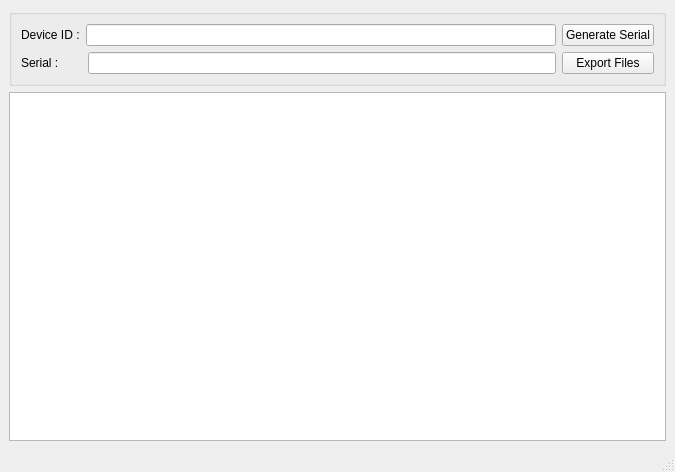
Qt form sgvcrypto.ui (gakramx/SgvCrypto) before a commit.
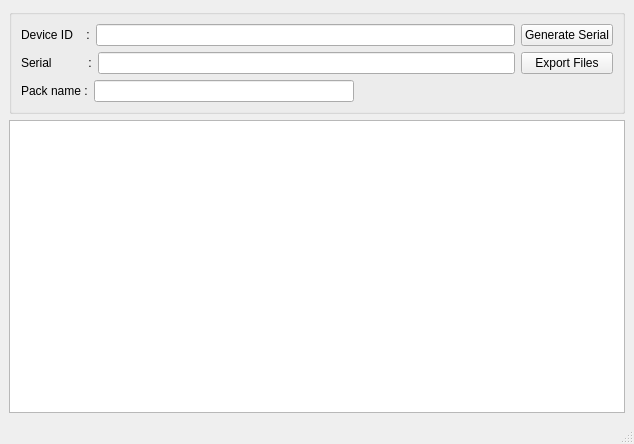
The same form after that commit.

Commit message: Add pack name line edit

The edit to the form file:
```diff
--- a/sgvcrypto.ui
+++ b/sgvcrypto.ui
@@ -6,29 +6,27 @@
    <rect>
     <x>0</x>
     <y>0</y>
-    <width>675</width>
-    <height>472</height>
+    <width>634</width>
+    <height>444</height>
    </rect>
   </property>
   <property name="windowTitle">
    <string>SgvCrypto</string>
   </property>
   <widget class="QWidget" name="centralwidget">
-   <layout class="QVBoxLayout" name="verticalLayout_3">
+   <layout class="QVBoxLayout" name="verticalLayout_2">
     <item>
      <widget class="QGroupBox" name="groupBox">
       <property name="title">
        <string/>
       </property>
-      <layout class="QVBoxLayout" name="verticalLayout_2">
-       <item>
         <layout class="QVBoxLayout" name="verticalLayout">
          <item>
           <layout class="QHBoxLayout" name="horizontalLayout">
            <item>
             <widget class="QLabel" name="label">
              <property name="text">
-              <string>Device ID :</string>
+            <string>Device ID    :</string>
              </property>
             </widget>
            </item>
@@ -49,7 +47,7 @@
            <item>
             <widget class="QLabel" name="label_2">
              <property name="text">
-              <string>Serial :       </string>
+            <string>Serial           :</string>
              </property>
             </widget>
            </item>
@@ -65,6 +63,31 @@
            </item>
           </layout>
          </item>
+       <item>
+        <layout class="QHBoxLayout" name="horizontalLayout_3">
+         <item>
+          <widget class="QLabel" name="label_3">
+           <property name="text">
+            <string>Pack name :</string>
+           </property>
+          </widget>
+         </item>
+         <item>
+          <widget class="QLineEdit" name="lineEdit"/>
+         </item>
+         <item>
+          <spacer name="horizontalSpacer">
+           <property name="orientation">
+            <enum>Qt::Horizontal</enum>
+           </property>
+           <property name="sizeHint" stdset="0">
+            <size>
+             <width>40</width>
+             <height>20</height>
+            </size>
+           </property>
+          </spacer>
+         </item>
         </layout>
        </item>
       </layout>
```
Left out of the diff: 2 changed lines with no effect on the pictures. Lines whose indentation alone changed are shown as unchanged.
